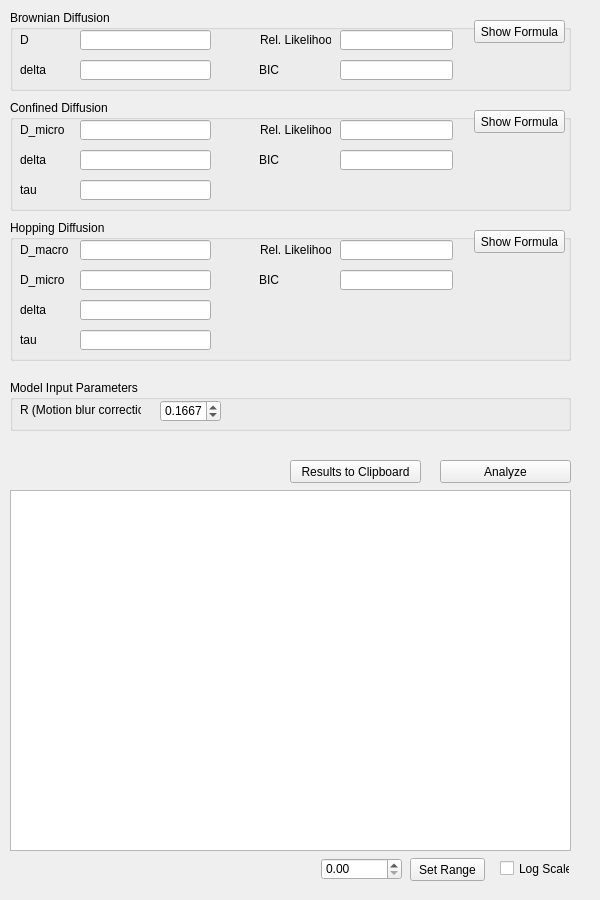
The window that gui/tab/sd.ui (Eggeling-Lab-Microscope-Software/TRAIT2D) describes before a commit, drawn with Qt 5.
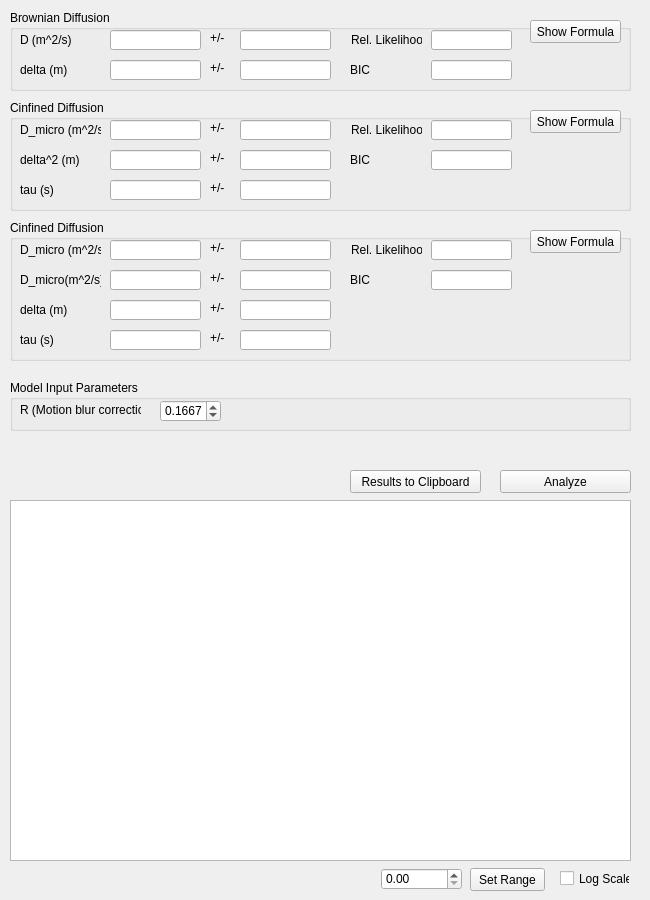
The same window after the commit. Custom widgets are drawn as their Qt base class.

Commit message: Errors are now displayed in a separate lineedit

Patch:
```diff
--- a/gui/tab/sd.ui
+++ b/gui/tab/sd.ui
@@ -6,157 +6,77 @@
    <rect>
     <x>0</x>
     <y>0</y>
-    <width>600</width>
+    <width>650</width>
     <height>900</height>
    </rect>
   </property>
   <property name="windowTitle">
    <string>Form</string>
   </property>
-  <widget class="QGroupBox" name="groupBoxModel1">
+  <widget class="QGroupBox" name="groupBoxInputParam">
    <property name="geometry">
     <rect>
      <x>10</x>
-     <y>10</y>
-     <width>561</width>
-     <height>81</height>
+     <y>380</y>
+     <width>621</width>
+     <height>51</height>
     </rect>
    </property>
    <property name="title">
-    <string>Brownian Diffusion</string>
+    <string>Model Input Parameters</string>
    </property>
-   <widget class="QPushButton" name="pushButtonFormula_1">
+   <widget class="QLabel" name="labelInputParam1">
     <property name="geometry">
      <rect>
-      <x>464</x>
-      <y>10</y>
-      <width>91</width>
-      <height>23</height>
-     </rect>
-    </property>
-    <property name="text">
-     <string>Show Formula</string>
-    </property>
-   </widget>
-   <widget class="QLineEdit" name="lineEditParam1_1">
-    <property name="geometry">
-     <rect>
-      <x>70</x>
-      <y>20</y>
-      <width>131</width>
-      <height>20</height>
-     </rect>
-    </property>
-   </widget>
-   <widget class="QLineEdit" name="lineEditParam2_1">
-    <property name="geometry">
-     <rect>
-      <x>70</x>
-      <y>50</y>
-      <width>131</width>
-      <height>20</height>
-     </rect>
-    </property>
-   </widget>
-   <widget class="QLabel" name="labelParam1_1">
-    <property name="geometry">
-     <rect>
       <x>10</x>
       <y>20</y>
-      <width>50</width>
+      <width>121</width>
       <height>20</height>
      </rect>
     </property>
     <property name="text">
-     <string>D</string>
+     <string>R (Motion blur correction)</string>
     </property>
    </widget>
-   <widget class="QLabel" name="labelParam2_1">
+   <widget class="QDoubleSpinBox" name="doubleSpinBoxInputParam1">
     <property name="geometry">
      <rect>
-      <x>10</x>
-      <y>50</y>
-      <width>47</width>
-      <height>20</height>
-     </rect>
-    </property>
-    <property name="text">
-     <string>delta</string>
-    </property>
-   </widget>
-   <widget class="QLineEdit" name="lineEditRelLikelihood_1">
-    <property name="geometry">
-     <rect>
-      <x>330</x>
+      <x>150</x>
       <y>20</y>
-      <width>113</width>
-      <height>20</height>
+      <width>61</width>
+      <height>22</height>
      </rect>
     </property>
-   </widget>
-   <widget class="QLineEdit" name="lineEditBIC_1">
-    <property name="geometry">
-     <rect>
-      <x>330</x>
-      <y>50</y>
-      <width>113</width>
-      <height>20</height>
-     </rect>
+    <property name="decimals">
+     <number>4</number>
     </property>
-   </widget>
-   <widget class="QLabel" name="labelRelLikelihood_1">
-    <property name="geometry">
-     <rect>
-      <x>250</x>
-      <y>20</y>
-      <width>71</width>
-      <height>20</height>
-     </rect>
+    <property name="maximum">
+     <double>0.250000000000000</double>
     </property>
-    <property name="text">
-     <string>Rel. Likelihood</string>
+    <property name="singleStep">
+     <double>0.010000000000000</double>
     </property>
-   </widget>
-   <widget class="QLabel" name="labelBIC_1">
-    <property name="geometry">
-     <rect>
-      <x>249</x>
-      <y>50</y>
-      <width>71</width>
-      <height>20</height>
-     </rect>
+    <property name="value">
+     <double>0.166700000000000</double>
     </property>
-    <property name="text">
-     <string>BIC</string>
-    </property>
    </widget>
   </widget>
-  <widget class="ModelFitWidget" name="plot">
-   <property name="geometry">
-    <rect>
-     <x>10</x>
-     <y>490</y>
-     <width>561</width>
-     <height>361</height>
-    </rect>
-   </property>
-  </widget>
-  <widget class="QGroupBox" name="groupBoxModel2">
+  <widget class="QGroupBox" name="groupBoxModel1_2">
    <property name="geometry">
     <rect>
      <x>10</x>
      <y>100</y>
-     <width>561</width>
+     <width>621</width>
      <height>111</height>
     </rect>
    </property>
    <property name="title">
-    <string>Confined Diffusion</string>
+    <string>Cinfined Diffusion</string>
    </property>
    <widget class="QPushButton" name="pushButtonFormula_2">
     <property name="geometry">
      <rect>
-      <x>464</x>
+      <x>520</x>
       <y>10</y>
       <width>91</width>
       <height>23</height>
@@ -169,9 +89,9 @@
    <widget class="QLineEdit" name="lineEditParam1_2">
     <property name="geometry">
      <rect>
-      <x>70</x>
+      <x>100</x>
       <y>20</y>
-      <width>131</width>
+      <width>91</width>
       <height>20</height>
      </rect>
     </property>
@@ -179,9 +99,9 @@
    <widget class="QLineEdit" name="lineEditParam2_2">
     <property name="geometry">
      <rect>
-      <x>70</x>
+      <x>100</x>
       <y>50</y>
-      <width>131</width>
+      <width>91</width>
       <height>20</height>
      </rect>
     </property>
@@ -191,12 +111,12 @@
      <rect>
       <x>10</x>
       <y>20</y>
-      <width>50</width>
+      <width>81</width>
       <height>20</height>
      </rect>
     </property>
     <property name="text">
-     <string>D_micro</string>
+     <string>D_micro (m^2/s)</string>
     </property>
    </widget>
    <widget class="QLabel" name="labelParam2_2">
@@ -204,20 +124,20 @@
      <rect>
       <x>10</x>
       <y>50</y>
-      <width>47</width>
+      <width>71</width>
       <height>20</height>
      </rect>
     </property>
     <property name="text">
-     <string>delta</string>
+     <string>delta^2 (m)</string>
     </property>
    </widget>
    <widget class="QLineEdit" name="lineEditRelLikelihood_2">
     <property name="geometry">
      <rect>
-      <x>330</x>
+      <x>421</x>
       <y>20</y>
-      <width>113</width>
+      <width>81</width>
       <height>20</height>
      </rect>
     </property>
@@ -225,9 +145,9 @@
    <widget class="QLineEdit" name="lineEditBIC_2">
     <property name="geometry">
      <rect>
-      <x>330</x>
+      <x>421</x>
       <y>50</y>
-      <width>113</width>
+      <width>81</width>
       <height>20</height>
      </rect>
     </property>
@@ -235,7 +155,7 @@
    <widget class="QLabel" name="labelRelLikelihood_2">
     <property name="geometry">
      <rect>
-      <x>250</x>
+      <x>341</x>
       <y>20</y>
       <width>71</width>
       <height>20</height>
@@ -248,7 +168,7 @@
    <widget class="QLabel" name="labelBIC_2">
     <property name="geometry">
      <rect>
-      <x>249</x>
+      <x>340</x>
       <y>50</y>
       <width>71</width>
       <height>20</height>
@@ -258,12 +178,68 @@
      <string>BIC</string>
     </property>
    </widget>
+   <widget class="QLineEdit" name="lineEditParam1Error_2">
+    <property name="geometry">
+     <rect>
+      <x>230</x>
+      <y>20</y>
+      <width>91</width>
+      <height>20</height>
+     </rect>
+    </property>
+   </widget>
+   <widget class="QLineEdit" name="lineEditParam2Error_2">
+    <property name="geometry">
+     <rect>
+      <x>230</x>
+      <y>50</y>
+      <width>91</width>
+      <height>20</height>
+     </rect>
+    </property>
+   </widget>
+   <widget class="QLabel" name="label_3">
+    <property name="geometry">
+     <rect>
+      <x>200</x>
+      <y>20</y>
+      <width>21</width>
+      <height>16</height>
+     </rect>
+    </property>
+    <property name="text">
+     <string>+/-</string>
+    </property>
+   </widget>
+   <widget class="QLabel" name="label_4">
+    <property name="geometry">
+     <rect>
+      <x>200</x>
+      <y>50</y>
+      <width>21</width>
+      <height>16</height>
+     </rect>
+    </property>
+    <property name="text">
+     <string>+/-</string>
+    </property>
+   </widget>
+   <widget class="QLineEdit" name="lineEditParam3Error_2">
+    <property name="geometry">
+     <rect>
+      <x>230</x>
+      <y>80</y>
+      <width>91</width>
+      <height>20</height>
+     </rect>
+    </property>
+   </widget>
    <widget class="QLineEdit" name="lineEditParam3_2">
     <property name="geometry">
      <rect>
-      <x>70</x>
+      <x>100</x>
       <y>80</y>
-      <width>131</width>
+      <width>91</width>
       <height>20</height>
      </rect>
     </property>
@@ -273,70 +249,208 @@
      <rect>
       <x>10</x>
       <y>80</y>
-      <width>47</width>
+      <width>71</width>
       <height>20</height>
      </rect>
     </property>
     <property name="text">
-     <string>tau</string>
+     <string>tau (s)</string>
     </property>
    </widget>
+   <widget class="QLabel" name="label_5">
+    <property name="geometry">
+     <rect>
+      <x>200</x>
+      <y>80</y>
+      <width>21</width>
+      <height>16</height>
+     </rect>
+    </property>
+    <property name="text">
+     <string>+/-</string>
+    </property>
+   </widget>
   </widget>
-  <widget class="QCheckBox" name="checkBoxLogPlot">
+  <widget class="QGroupBox" name="groupBoxModel1">
    <property name="geometry">
     <rect>
-     <x>500</x>
-     <y>860</y>
-     <width>70</width>
-     <height>17</height>
+     <x>10</x>
+     <y>10</y>
+     <width>621</width>
+     <height>81</height>
     </rect>
    </property>
-   <property name="text">
-    <string>Log Scale</string>
+   <property name="title">
+    <string>Brownian Diffusion</string>
    </property>
+   <widget class="QPushButton" name="pushButtonFormula_1">
+    <property name="geometry">
+     <rect>
+      <x>520</x>
+      <y>10</y>
+      <width>91</width>
+      <height>23</height>
+     </rect>
+    </property>
+    <property name="text">
+     <string>Show Formula</string>
+    </property>
+   </widget>
+   <widget class="QLineEdit" name="lineEditParam1_1">
+    <property name="geometry">
+     <rect>
+      <x>100</x>
+      <y>20</y>
+      <width>91</width>
+      <height>20</height>
+     </rect>
+    </property>
+   </widget>
+   <widget class="QLineEdit" name="lineEditParam2_1">
+    <property name="geometry">
+     <rect>
+      <x>100</x>
+      <y>50</y>
+      <width>91</width>
+      <height>20</height>
+     </rect>
+    </property>
+   </widget>
+   <widget class="QLabel" name="labelParam1_1">
+    <property name="geometry">
+     <rect>
+      <x>10</x>
+      <y>20</y>
+      <width>71</width>
+      <height>20</height>
+     </rect>
+    </property>
+    <property name="text">
+     <string>D (m^2/s)</string>
+    </property>
+   </widget>
+   <widget class="QLabel" name="labelParam2_1">
+    <property name="geometry">
+     <rect>
+      <x>10</x>
+      <y>50</y>
+      <width>71</width>
+      <height>20</height>
+     </rect>
+    </property>
+    <property name="text">
+     <string>delta (m)</string>
+    </property>
+   </widget>
+   <widget class="QLineEdit" name="lineEditRelLikelihood_1">
+    <property name="geometry">
+     <rect>
+      <x>421</x>
+      <y>20</y>
+      <width>81</width>
+      <height>20</height>
+     </rect>
+    </property>
+   </widget>
+   <widget class="QLineEdit" name="lineEditBIC_1">
+    <property name="geometry">
+     <rect>
+      <x>421</x>
+      <y>50</y>
+      <width>81</width>
+      <height>20</height>
+     </rect>
+    </property>
+   </widget>
+   <widget class="QLabel" name="labelRelLikelihood_1">
+    <property name="geometry">
+     <rect>
+      <x>341</x>
+      <y>20</y>
+      <width>71</width>
+      <height>20</height>
+     </rect>
+    </property>
+    <property name="text">
+     <string>Rel. Likelihood</string>
+    </property>
+   </widget>
+   <widget class="QLabel" name="labelBIC_1">
+    <property name="geometry">
+     <rect>
+      <x>340</x>
+      <y>50</y>
+      <width>71</width>
+      <height>20</height>
+     </rect>
+    </property>
+    <property name="text">
+     <string>BIC</string>
+    </property>
+   </widget>
+   <widget class="QLineEdit" name="lineEditParam1Error_1">
+    <property name="geometry">
+     <rect>
+      <x>230</x>
+      <y>20</y>
+      <width>91</width>
+      <height>20</height>
+     </rect>
+    </property>
+   </widget>
+   <widget class="QLineEdit" name="lineEditParam2Error_1">
+    <property name="geometry">
+     <rect>
+      <x>230</x>
+      <y>50</y>
+      <width>91</width>
+      <height>20</height>
+     </rect>
+    </property>
+   </widget>
+   <widget class="QLabel" name="label">
+    <property name="geometry">
+     <rect>
+      <x>200</x>
+      <y>20</y>
+      <width>21</width>
+      <height>16</height>
+     </rect>
+    </property>
+    <property name="text">
+     <string>+/-</string>
+    </property>
+   </widget>
+   <widget class="QLabel" name="label_2">
+    <property name="geometry">
+     <rect>
+      <x>200</x>
+      <y>50</y>
+      <width>21</width>
+      <height>16</height>
+     </rect>
+    </property>
+    <property name="text">
+     <string>+/-</string>
+    </property>
+   </widget>
   </widget>
-  <widget class="QPushButton" name="pushButtonClipboard">
-   <property name="geometry">
-    <rect>
-     <x>290</x>
-     <y>460</y>
-     <width>131</width>
-     <height>23</height>
-    </rect>
-   </property>
-   <property name="text">
-    <string>Results to Clipboard</string>
-   </property>
-  </widget>
-  <widget class="QPushButton" name="pushButtonAnalyze">
-   <property name="geometry">
-    <rect>
-     <x>440</x>
-     <y>460</y>
-     <width>131</width>
-     <height>23</height>
-    </rect>
-   </property>
-   <property name="text">
-    <string>Analyze</string>
-   </property>
-  </widget>
-  <widget class="QGroupBox" name="groupBoxModel3">
+  <widget class="QGroupBox" name="groupBoxModel1_3">
    <property name="geometry">
     <rect>
      <x>10</x>
      <y>220</y>
-     <width>561</width>
+     <width>621</width>
      <height>141</height>
     </rect>
    </property>
    <property name="title">
-    <string>Hopping Diffusion</string>
+    <string>Cinfined Diffusion</string>
    </property>
    <widget class="QPushButton" name="pushButtonFormula_3">
     <property name="geometry">
      <rect>
-      <x>464</x>
+      <x>520</x>
       <y>10</y>
       <width>91</width>
       <height>23</height>
@@ -349,9 +463,9 @@
    <widget class="QLineEdit" name="lineEditParam1_3">
     <property name="geometry">
      <rect>
-      <x>70</x>
+      <x>100</x>
       <y>20</y>
-      <width>131</width>
+      <width>91</width>
       <height>20</height>
      </rect>
     </property>
@@ -359,9 +473,9 @@
    <widget class="QLineEdit" name="lineEditParam2_3">
     <property name="geometry">
      <rect>
-      <x>70</x>
+      <x>100</x>
       <y>50</y>
-      <width>131</width>
+      <width>91</width>
       <height>20</height>
      </rect>
     </property>
@@ -371,12 +485,12 @@
      <rect>
       <x>10</x>
       <y>20</y>
-      <width>50</width>
+      <width>81</width>
       <height>20</height>
      </rect>
     </property>
     <property name="text">
-     <string>D_macro</string>
+     <string>D_micro (m^2/s)</string>
     </property>
    </widget>
    <widget class="QLabel" name="labelParam2_3">
@@ -384,20 +498,20 @@
      <rect>
       <x>10</x>
       <y>50</y>
-      <width>47</width>
+      <width>81</width>
       <height>20</height>
      </rect>
     </property>
     <property name="text">
-     <string>D_micro</string>
+     <string>D_micro(m^2/s)</string>
     </property>
    </widget>
    <widget class="QLineEdit" name="lineEditRelLikelihood_3">
     <property name="geometry">
      <rect>
-      <x>330</x>
+      <x>421</x>
       <y>20</y>
-      <width>113</width>
+      <width>81</width>
       <height>20</height>
      </rect>
     </property>
@@ -405,9 +519,9 @@
    <widget class="QLineEdit" name="lineEditBIC_3">
     <property name="geometry">
      <rect>
-      <x>330</x>
+      <x>421</x>
       <y>50</y>
-      <width>113</width>
+      <width>81</width>
       <height>20</height>
      </rect>
     </property>
@@ -415,7 +529,7 @@
    <widget class="QLabel" name="labelRelLikelihood_3">
     <property name="geometry">
      <rect>
-      <x>250</x>
+      <x>341</x>
       <y>20</y>
       <width>71</width>
       <height>20</height>
@@ -428,7 +542,7 @@
    <widget class="QLabel" name="labelBIC_3">
     <property name="geometry">
      <rect>
-      <x>249</x>
+      <x>340</x>
       <y>50</y>
       <width>71</width>
       <height>20</height>
@@ -438,12 +552,68 @@
      <string>BIC</string>
     </property>
    </widget>
+   <widget class="QLineEdit" name="lineEditParam1Error_3">
+    <property name="geometry">
+     <rect>
+      <x>230</x>
+      <y>20</y>
+      <width>91</width>
+      <height>20</height>
+     </rect>
+    </property>
+   </widget>
+   <widget class="QLineEdit" name="lineEditParam2Error_3">
+    <property name="geometry">
+     <rect>
+      <x>230</x>
+      <y>50</y>
+      <width>91</width>
+      <height>20</height>
+     </rect>
+    </property>
+   </widget>
+   <widget class="QLabel" name="label_6">
+    <property name="geometry">
+     <rect>
+      <x>200</x>
+      <y>20</y>
+      <width>21</width>
+      <height>16</height>
+     </rect>
+    </property>
+    <property name="text">
+     <string>+/-</string>
+    </property>
+   </widget>
+   <widget class="QLabel" name="label_7">
+    <property name="geometry">
+     <rect>
+      <x>200</x>
+      <y>50</y>
+      <width>21</width>
+      <height>16</height>
+     </rect>
+    </property>
+    <property name="text">
+     <string>+/-</string>
+    </property>
+   </widget>
+   <widget class="QLineEdit" name="lineEditParam3Error_3">
+    <property name="geometry">
+     <rect>
+      <x>230</x>
+      <y>80</y>
+      <width>91</width>
+      <height>20</height>
+     </rect>
+    </property>
+   </widget>
    <widget class="QLineEdit" name="lineEditParam3_3">
     <property name="geometry">
      <rect>
-      <x>70</x>
+      <x>100</x>
       <y>80</y>
-      <width>131</width>
+      <width>91</width>
       <height>20</height>
      </rect>
     </property>
@@ -453,43 +623,92 @@
      <rect>
       <x>10</x>
       <y>80</y>
-      <width>47</width>
+      <width>71</width>
       <height>20</height>
      </rect>
     </property>
     <property name="text">
-     <string>delta</string>
+     <string>delta (m)</string>
+    </property>
+   </widget>
+   <widget class="QLabel" name="label_8">
+    <property name="geometry">
+     <rect>
+      <x>200</x>
+      <y>80</y>
+      <width>21</width>
+      <height>16</height>
+     </rect>
+    </property>
+    <property name="text">
+     <string>+/-</string>
+    </property>
+   </widget>
+   <widget class="QLabel" name="label_9">
+    <property name="geometry">
+     <rect>
+      <x>200</x>
+      <y>110</y>
+      <width>21</width>
+      <height>16</height>
+     </rect>
+    </property>
+    <property name="text">
+     <string>+/-</string>
+    </property>
+   </widget>
+   <widget class="QLineEdit" name="lineEditParam4Error_3">
+    <property name="geometry">
+     <rect>
+      <x>230</x>
+      <y>110</y>
+      <width>91</width>
+      <height>20</height>
+     </rect>
+    </property>
+   </widget>
+   <widget class="QLabel" name="labelParam4_3">
+    <property name="geometry">
+     <rect>
+      <x>10</x>
+      <y>110</y>
+      <width>71</width>
+      <height>20</height>
+     </rect>
+    </property>
+    <property name="text">
+     <string>tau (s)</string>
     </property>
    </widget>
    <widget class="QLineEdit" name="lineEditParam4_3">
     <property name="geometry">
      <rect>
-      <x>70</x>
+      <x>100</x>
       <y>110</y>
-      <width>131</width>
+      <width>91</width>
       <height>20</height>
      </rect>
     </property>
    </widget>
-   <widget class="QLabel" name="labelParam3_4">
-    <property name="geometry">
-     <rect>
-      <x>10</x>
-      <y>110</y>
-      <width>47</width>
-      <height>20</height>
-     </rect>
-    </property>
-    <property name="text">
-     <string>tau</string>
-    </property>
-   </widget>
+  </widget>
+  <widget class="QPushButton" name="pushButtonSetRange">
+   <property name="geometry">
+    <rect>
+     <x>470</x>
+     <y>868</y>
+     <width>75</width>
+     <height>23</height>
+    </rect>
+   </property>
+   <property name="text">
+    <string>Set Range</string>
+   </property>
   </widget>
   <widget class="QDoubleSpinBox" name="doubleSpinBoxRange">
    <property name="geometry">
     <rect>
-     <x>321</x>
-     <y>858</y>
+     <x>381</x>
+     <y>868</y>
      <width>81</width>
      <height>22</height>
     </rect>
@@ -498,66 +717,54 @@
     <double>10000.000000000000000</double>
    </property>
   </widget>
-  <widget class="QPushButton" name="pushButtonSetRange">
+  <widget class="QPushButton" name="pushButtonAnalyze">
    <property name="geometry">
     <rect>
-     <x>410</x>
-     <y>858</y>
-     <width>75</width>
+     <x>500</x>
+     <y>470</y>
+     <width>131</width>
      <height>23</height>
     </rect>
    </property>
    <property name="text">
-    <string>Set Range</string>
+    <string>Analyze</string>
    </property>
   </widget>
-  <widget class="QGroupBox" name="groupBoxInputParam">
+  <widget class="QCheckBox" name="checkBoxLogPlot">
+   <property name="geometry">
+    <rect>
+     <x>560</x>
+     <y>870</y>
+     <width>70</width>
+     <height>17</height>
+    </rect>
+   </property>
+   <property name="text">
+    <string>Log Scale</string>
+   </property>
+  </widget>
+  <widget class="QPushButton" name="pushButtonClipboard">
+   <property name="geometry">
+    <rect>
+     <x>350</x>
+     <y>470</y>
+     <width>131</width>
+     <height>23</height>
+    </rect>
+   </property>
+   <property name="text">
+    <string>Results to Clipboard</string>
+   </property>
+  </widget>
+  <widget class="ModelFitWidget" name="plot">
    <property name="geometry">
     <rect>
      <x>10</x>
-     <y>380</y>
-     <width>561</width>
-     <height>51</height>
+     <y>500</y>
+     <width>621</width>
+     <height>361</height>
     </rect>
    </property>
-   <property name="title">
-    <string>Model Input Parameters</string>
-   </property>
-   <widget class="QLabel" name="labelInputParam1">
-    <property name="geometry">
-     <rect>
-      <x>10</x>
-      <y>20</y>
-      <width>121</width>
-      <height>20</height>
-     </rect>
-    </property>
-    <property name="text">
-     <string>R (Motion blur correction)</string>
-    </property>
-   </widget>
-   <widget class="QDoubleSpinBox" name="doubleSpinBoxInputParam1">
-    <property name="geometry">
-     <rect>
-      <x>150</x>
-      <y>20</y>
-      <width>61</width>
-      <height>22</height>
-     </rect>
-    </property>
-    <property name="decimals">
-     <number>4</number>
-    </property>
-    <property name="maximum">
-     <double>0.250000000000000</double>
-    </property>
-    <property name="singleStep">
-     <double>0.010000000000000</double>
-    </property>
-    <property name="value">
-     <double>0.166700000000000</double>
-    </property>
-   </widget>
   </widget>
  </widget>
  <customwidgets>
```
The commit also changes 7 other files.
